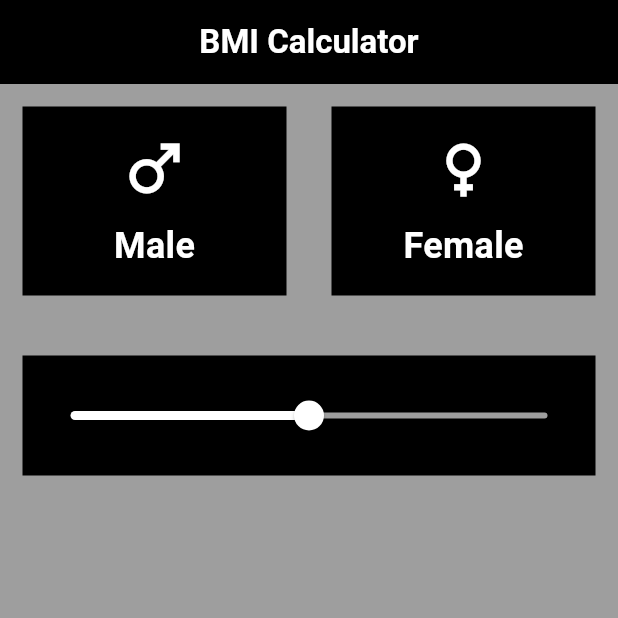
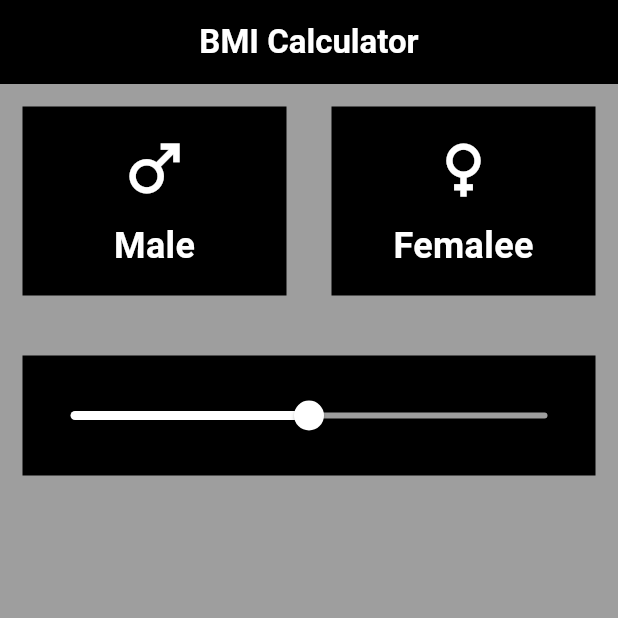
Before and after one commit to EhsanIlyas/bmi_calculator-Flutter, a Flutter app: the screen it shows after launch, on a phone screen of 412 x 824 dp, the top half of it. Run offline on Flutter 3.47's test engine with Material 3 defaults, Android fonts, the phone set to English and light mode, and no system bars.

Commit message:
Button
Added

```diff
--- a/lib/main.dart
+++ b/lib/main.dart
@@ -77,7 +77,7 @@ class _BmiCalculatorState extends State<BmiCalculator> {
                       Icon(Icons.female, color: Colors.white, size: 50),
                       SizedBox(height: 10),
                       Text(
-                        "Female",
+                        "Femalee",
                         style: TextStyle(
                           fontSize: 24,
                           fontWeight: FontWeight.bold,
```
